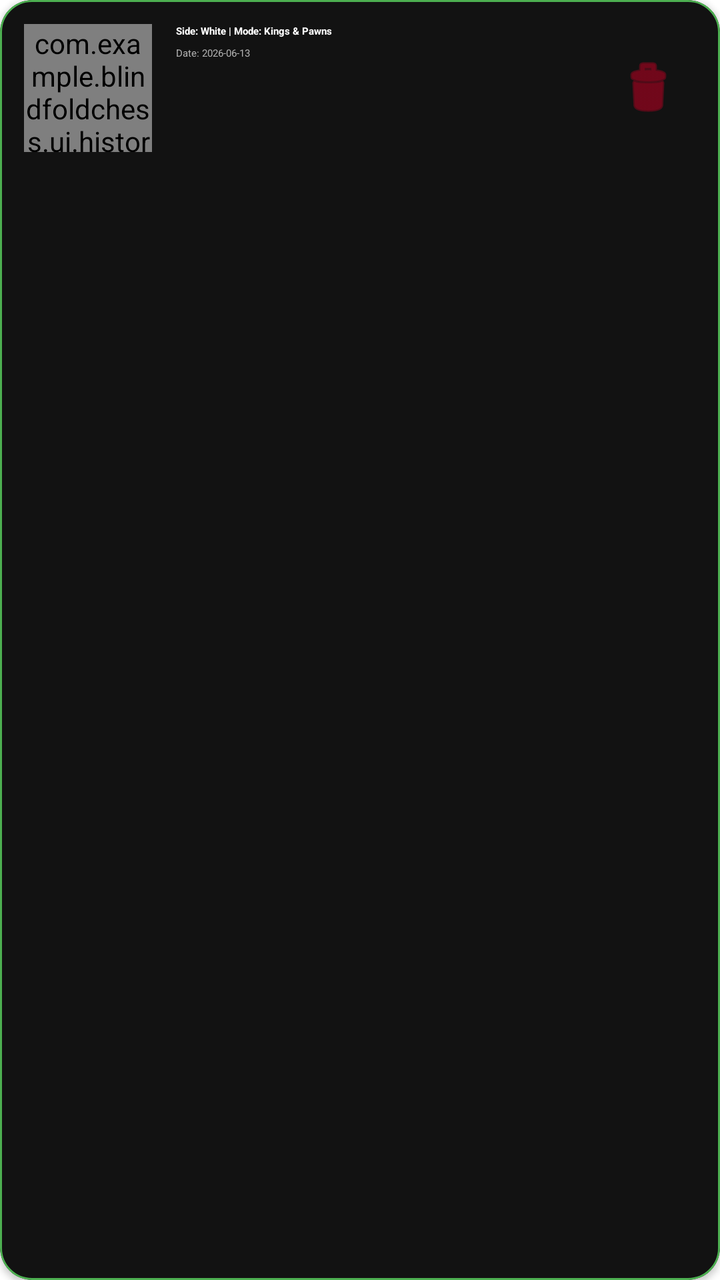
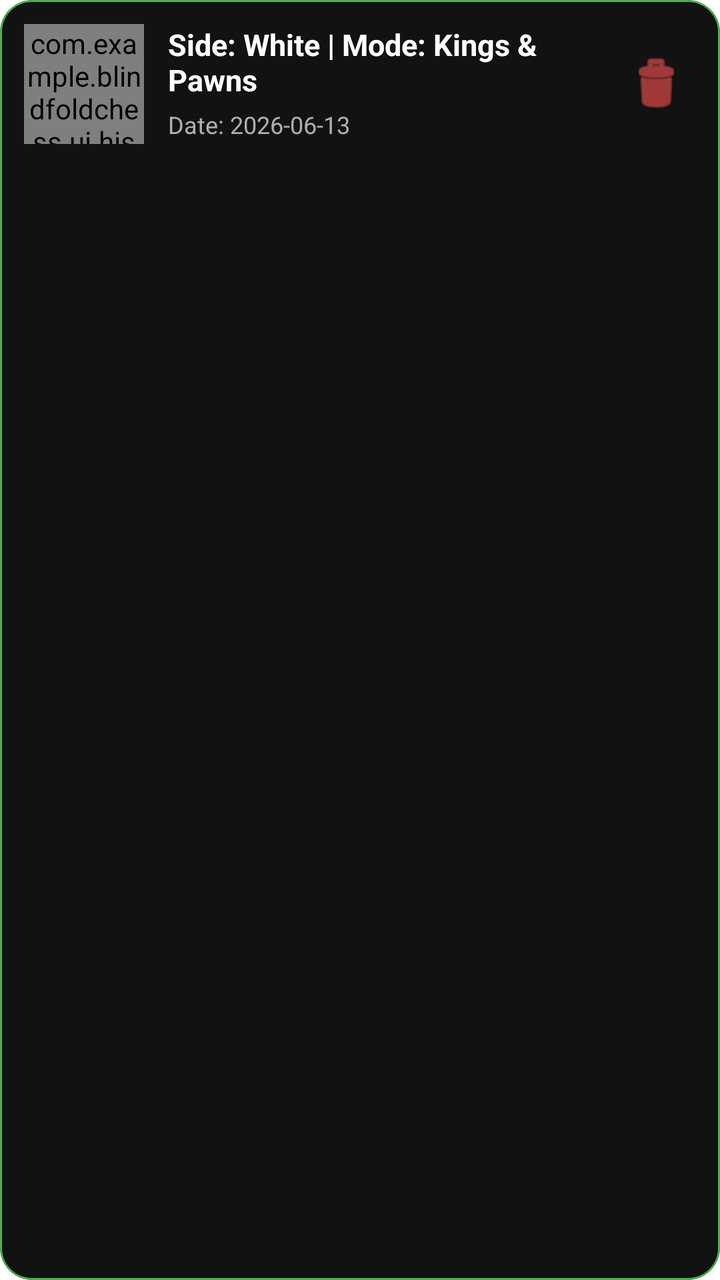

The first picture is an Android layout as it rendered before a commit; the second is the same layout after the commit. The layout source and the unified diff follow.
<!-- AndroidManifest.xml: application theme Theme.BlindfoldChess -->
<!-- res/layout/item_game_history.xml -->
<?xml version="1.0" encoding="utf-8"?>

<com.google.android.material.card.MaterialCardView
    xmlns:android="http://schemas.android.com/apk/res/android"
    xmlns:app="http://schemas.android.com/apk/res-auto"
    style="@style/Widget.Material3.CardView.Elevated"
    android:layout_width="match_parent"
    android:layout_height="wrap_content"
    android:layout_marginHorizontal="12dp"
    android:layout_marginVertical="6dp"
    android:stateListAnimator="@null"
    app:cardBackgroundColor="@color/card_dark"
    app:cardCornerRadius="16dp"
    app:cardElevation="2dp"
    app:strokeColor="@color/green_primary"
    app:strokeWidth="1dp">

    <androidx.constraintlayout.widget.ConstraintLayout
        android:layout_width="match_parent"
        android:layout_height="wrap_content"
        android:padding="12dp">

        <com.example.blindfoldchess.ui.history.ChessMeridaBoardView
            android:id="@+id/boardThumbnail"
            android:layout_width="64dp"
            android:layout_height="64dp"
            app:layout_constraintBottom_toBottomOf="parent"
            app:layout_constraintStart_toStartOf="parent"
            app:layout_constraintTop_toTopOf="parent" />

        <TextView
            android:id="@+id/txtGameMeta"
            android:layout_width="0dp"
            android:layout_height="wrap_content"
            android:layout_marginStart="12dp"
            android:layout_marginEnd="8dp"
            android:text="Side: White | Mode: Kings &amp; Pawns"
            android:textAppearance="?attr/textAppearanceTitleMedium"
            android:textColor="@color/white"
            android:textStyle="bold"
            app:layout_constraintEnd_toStartOf="@id/btnDeleteGame"
            app:layout_constraintStart_toEndOf="@id/boardThumbnail"
            app:layout_constraintTop_toTopOf="@id/boardThumbnail" />

        <TextView
            android:id="@+id/txtGameDate"
            android:layout_width="0dp"
            android:layout_height="wrap_content"
            android:layout_marginStart="12dp"
            android:layout_marginTop="4dp"
            android:layout_marginEnd="8dp"
            android:text="Date: 2026-06-13"
            android:textAppearance="?attr/textAppearanceBodySmall"
            android:textColor="@color/text_secondary_dark"
            app:layout_constraintEnd_toStartOf="@id/btnDeleteGame"
            app:layout_constraintStart_toEndOf="@id/boardThumbnail"
            app:layout_constraintTop_toBottomOf="@id/txtGameMeta" />

        <ImageButton
            android:id="@+id/btnDeleteGame"
            android:layout_width="48dp"
            android:layout_height="48dp"
            android:background="?attr/selectableItemBackgroundBorderless"
            android:contentDescription="Delete"
            android:src="@android:drawable/ic_menu_delete"
            app:layout_constraintBottom_toBottomOf="parent"
            app:layout_constraintEnd_toEndOf="parent"
            app:layout_constraintTop_toTopOf="parent"
            app:tint="?attr/colorError" />

    </androidx.constraintlayout.widget.ConstraintLayout>

</com.google.android.material.card.MaterialCardView>
<!-- resources referenced by this layout -->
<resources>
  <color name="card_dark">#121212</color>
  <color name="green_primary">#4CAF50</color>
  <color name="text_secondary_dark">#B0B0B0</color>
  <color name="white">#FFFFFFFF</color>
  <style name="Theme.BlindfoldChess" parent="Theme.MaterialComponents.DayNight.NoActionBar">
          
          <item name="colorPrimary">@color/purple_500</item>
          <item name="colorPrimaryVariant">@color/purple_700</item>
          <item name="colorOnPrimary">@color/white</item>
          
          <item name="colorSecondary">@color/teal_200</item>
          <item name="colorSecondaryVariant">@color/teal_700</item>
          <item name="colorOnSecondary">@color/black</item>
          
          <item name="android:statusBarColor">?attr/colorPrimaryVariant</item>
          
      </style>
  <color name="purple_500">#FF6200EE</color>
  <color name="purple_700">#FF3700B3</color>
  <color name="teal_200">#FF03DAC5</color>
  <color name="teal_700">#FF018786</color>
  <color name="black">#FF000000</color>
</resources>

<!-- the commit's change to res/layout/item_game_history.xml (unified diff, before → after) -->
@@ -3,15 +3,15 @@
 <com.google.android.material.card.MaterialCardView
     xmlns:android="http://schemas.android.com/apk/res/android"
     xmlns:app="http://schemas.android.com/apk/res-auto"
-    style="@style/Widget.Material3.CardView.Elevated"
+    style="@style/Widget.MaterialComponents.CardView"
     android:layout_width="match_parent"
     android:layout_height="wrap_content"
-    android:layout_marginHorizontal="12dp"
+    android:layout_marginHorizontal="16dp"
     android:layout_marginVertical="6dp"
     android:stateListAnimator="@null"
     app:cardBackgroundColor="@color/card_dark"
     app:cardCornerRadius="16dp"
-    app:cardElevation="2dp"
+    app:cardElevation="0dp"
     app:strokeColor="@color/green_primary"
     app:strokeWidth="1dp">
 
@@ -22,8 +22,8 @@
 
         <com.example.blindfoldchess.ui.history.ChessMeridaBoardView
             android:id="@+id/boardThumbnail"
-            android:layout_width="64dp"
-            android:layout_height="64dp"
+            android:layout_width="60dp"
+            android:layout_height="60dp"
             app:layout_constraintBottom_toBottomOf="parent"
             app:layout_constraintStart_toStartOf="parent"
             app:layout_constraintTop_toTopOf="parent" />
@@ -35,8 +35,8 @@
             android:layout_marginStart="12dp"
             android:layout_marginEnd="8dp"
             android:text="Side: White | Mode: Kings &amp; Pawns"
-            android:textAppearance="?attr/textAppearanceTitleMedium"
             android:textColor="@color/white"
+            android:textSize="15sp"
             android:textStyle="bold"
             app:layout_constraintEnd_toStartOf="@id/btnDeleteGame"
             app:layout_constraintStart_toEndOf="@id/boardThumbnail"
@@ -50,23 +50,23 @@
             android:layout_marginTop="4dp"
             android:layout_marginEnd="8dp"
             android:text="Date: 2026-06-13"
-            android:textAppearance="?attr/textAppearanceBodySmall"
             android:textColor="@color/text_secondary_dark"
+            android:textSize="12sp"
             app:layout_constraintEnd_toStartOf="@id/btnDeleteGame"
             app:layout_constraintStart_toEndOf="@id/boardThumbnail"
             app:layout_constraintTop_toBottomOf="@id/txtGameMeta" />
 
         <ImageButton
             android:id="@+id/btnDeleteGame"
-            android:layout_width="48dp"
-            android:layout_height="48dp"
+            android:layout_width="40dp"
+            android:layout_height="40dp"
             android:background="?attr/selectableItemBackgroundBorderless"
             android:contentDescription="Delete"
             android:src="@android:drawable/ic_menu_delete"
             app:layout_constraintBottom_toBottomOf="parent"
             app:layout_constraintEnd_toEndOf="parent"
             app:layout_constraintTop_toTopOf="parent"
-            app:tint="?attr/colorError" />
+            app:tint="#FF5252" />
 
     </androidx.constraintlayout.widget.ConstraintLayout>
 
